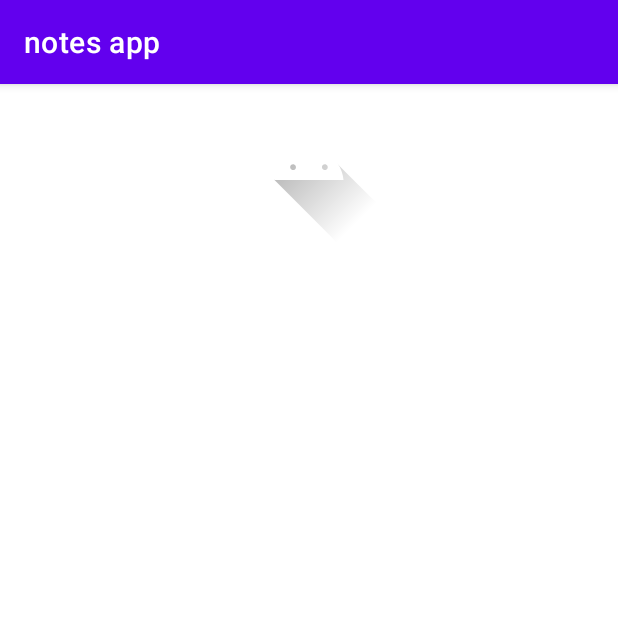
After one commit to stormsidali2001/android-studio-playground, an Android app: the NotesDetails screen opened directly, with no data from a screen before it, on a phone screen of 412 x 824 dp, the top half of it. The commit adds this screen. Run offline under Robolectric (Android 15) with nearby library versions, the phone set to English and light mode, and no system bars.

Commit message:
adding notes , notes details , saving state on rotation

```diff
--- a/notesapp/app/src/main/AndroidManifest.xml
+++ b/notesapp/app/src/main/AndroidManifest.xml
@@ -12,6 +12,9 @@
         android:theme="@style/Theme.NotesApp"
         tools:targetApi="31">
         <activity
+            android:name=".NotesDetails"
+            android:exported="false" />
+        <activity
             android:name=".MainActivity"
             android:exported="true">
             <intent-filter>
--- /dev/null
+++ b/notesapp/app/src/main/java/com/example/notesapp/NotesDetails.java
@@ -0,0 +1,42 @@
+package com.example.notesapp;
+
+import androidx.appcompat.app.AppCompatActivity;
+
+import android.content.Intent;
+import android.os.Bundle;
+import android.speech.tts.TextToSpeech;
+import android.view.View;
+import android.widget.ImageView;
+import android.widget.TextView;
+
+import org.w3c.dom.Text;
+
+public class NotesDetails extends AppCompatActivity {
+    private TextView noteTitleView;
+    private TextView noteDescriptionView;
+
+    private TextToSpeech tts;
+    private ImageView imgView;
+    @Override
+    protected void onCreate(Bundle savedInstanceState) {
+        super.onCreate(savedInstanceState);
+        setContentView(R.layout.activity_notes_details);
+
+        Intent intent = getIntent();
+        String noteTitle = intent.getStringExtra("note_title");
+        String noteDescription = intent.getStringExtra("note_description");
+        noteTitleView = (TextView) findViewById(R.id.note_title);
+        noteDescriptionView = (TextView) findViewById(R.id.note_description);
+        imgView = (ImageView) findViewById(R.id.speak_img);
+        imgView.setOnClickListener(new View.OnClickListener() {
+            @Override
+            public void onClick(View view) {
+
+            }
+        });
+        noteTitleView.setText(noteTitle);
+        noteDescriptionView.setText(noteDescription);
+
+
+    }
+}
--- /dev/null
+++ b/notesapp/app/src/main/res/layout/activity_notes_details.xml
@@ -0,0 +1,35 @@
+<?xml version="1.0" encoding="utf-8"?>
+<RelativeLayout
+    xmlns:android="http://schemas.android.com/apk/res/android"
+    xmlns:tools="http://schemas.android.com/tools"
+    android:layout_width="match_parent"
+    android:layout_height="match_parent"
+    tools:context=".MainActivity">
+    <LinearLayout
+        android:layout_width="match_parent"
+        android:layout_height="match_parent"
+        android:orientation="vertical">
+
+        <ImageView
+            android:layout_width="match_parent"
+            android:layout_height="wrap_content"
+            android:id="@+id/speak_img"
+            android:src="@drawable/ic_launcher_foreground"/>
+
+        <TextView
+            android:layout_width="wrap_content"
+            android:layout_height="wrap_content"
+            android:id="@+id/note_title"
+            />
+        />
+        <TextView
+            android:layout_width="wrap_content"
+            android:layout_height="wrap_content"
+            android:id="@+id/note_description"
+            />
+        />
+
+    </LinearLayout>
+
+
+</RelativeLayout>
```
Also changed, not shown: notesapp/app/src/main/java/com/example/notesapp/MainActivity.java (+109 -6 lines), notesapp/app/src/main/java/com/example/notesapp/entities/Note.java (+41 -1 lines), notesapp/app/src/main/res/layout/add_note.xml (added, +50 -0 lines), notesapp/app/src/main/res/menu/menu.xml (+5 -6 lines).
